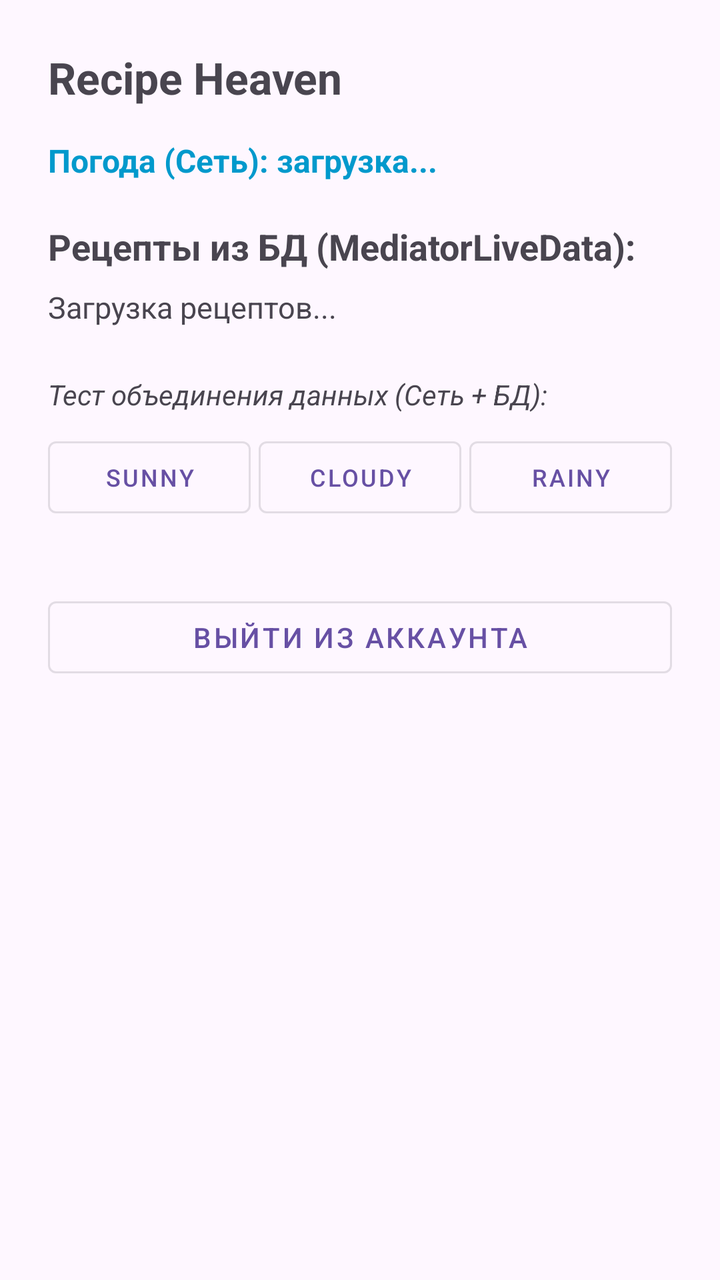
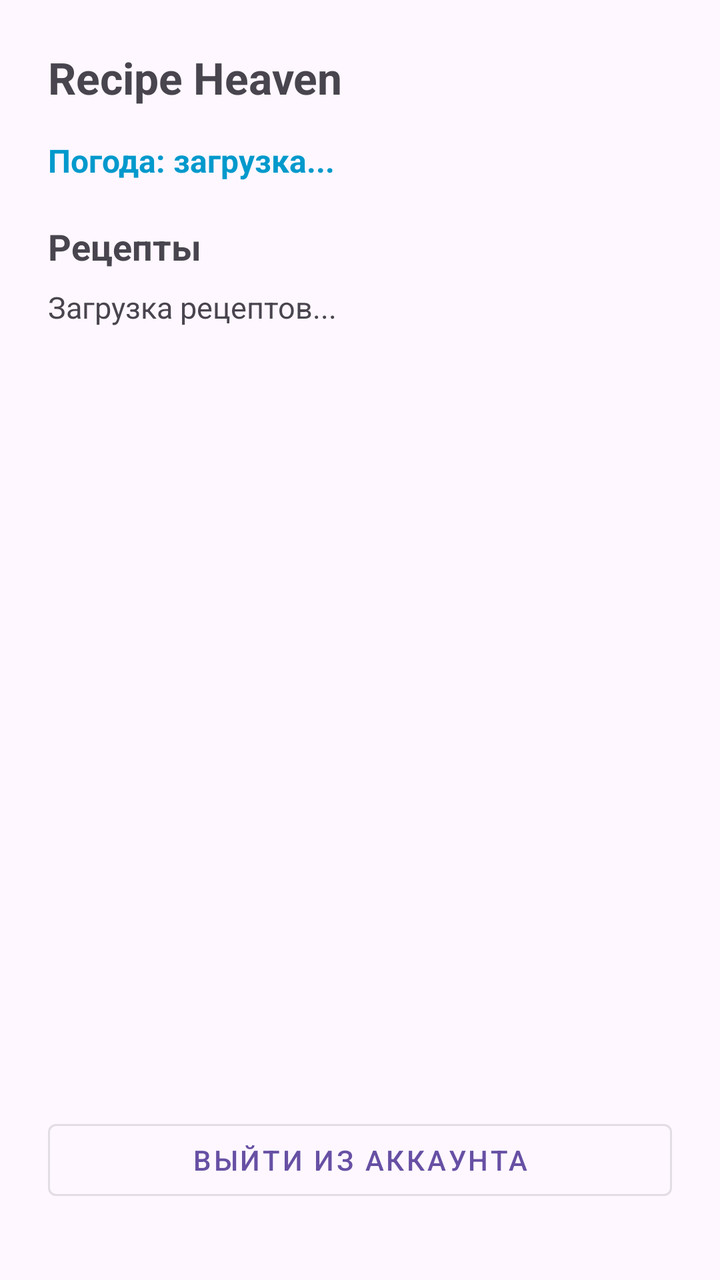

Two renders of the same Android screen: before a commit and after it. Below are the layout's source before the change and the commit's diff.
<!-- AndroidManifest.xml: application theme Theme.RecipeHeaven -->
<!-- res/layout/activity_main.xml -->
<?xml version="1.0" encoding="utf-8"?>
<ScrollView xmlns:android="http://schemas.android.com/apk/res/android"
    xmlns:app="http://schemas.android.com/apk/res-auto"
    xmlns:tools="http://schemas.android.com/tools"
    android:id="@+id/main"
    android:layout_width="match_parent"
    android:layout_height="match_parent"
    android:fillViewport="true">

    <androidx.constraintlayout.widget.ConstraintLayout
        android:layout_width="match_parent"
        android:layout_height="wrap_content"
        android:padding="24dp"
        tools:context=".presentation.MainActivity">

        <TextView
            android:id="@+id/tvWelcome"
            android:layout_width="wrap_content"
            android:layout_height="wrap_content"
            android:text="Recipe Heaven"
            android:textSize="22sp"
            android:textStyle="bold"
            app:layout_constraintStart_toStartOf="parent"
            app:layout_constraintTop_toTopOf="parent" />

        <TextView
            android:id="@+id/tvWeather"
            android:layout_width="0dp"
            android:layout_height="wrap_content"
            android:layout_marginTop="16dp"
            android:text="Погода (Сеть): загрузка..."
            android:textColor="@android:color/holo_blue_dark"
            android:textSize="16sp"
            android:textStyle="bold"
            app:layout_constraintEnd_toEndOf="parent"
            app:layout_constraintStart_toStartOf="parent"
            app:layout_constraintTop_toBottomOf="@id/tvWelcome" />

        <TextView
            android:id="@+id/tvRecipesTitle"
            android:layout_width="wrap_content"
            android:layout_height="wrap_content"
            android:layout_marginTop="20dp"
            android:text="Рецепты из БД (MediatorLiveData):"
            android:textSize="18sp"
            android:textStyle="bold"
            app:layout_constraintStart_toStartOf="parent"
            app:layout_constraintTop_toBottomOf="@id/tvWeather" />

        <TextView
            android:id="@+id/tvRecipes"
            android:layout_width="0dp"
            android:layout_height="wrap_content"
            android:layout_marginTop="8dp"
            android:lineSpacingExtra="4dp"
            android:text="Загрузка рецептов..."
            android:textSize="15sp"
            app:layout_constraintEnd_toEndOf="parent"
            app:layout_constraintStart_toStartOf="parent"
            app:layout_constraintTop_toBottomOf="@id/tvRecipesTitle" />

        <TextView
            android:id="@+id/tvFilterTitle"
            android:layout_width="wrap_content"
            android:layout_height="wrap_content"
            android:layout_marginTop="24dp"
            android:text="Тест объединения данных (Сеть + БД):"
            android:textSize="14sp"
            android:textStyle="italic"
            app:layout_constraintStart_toStartOf="parent"
            app:layout_constraintTop_toBottomOf="@id/tvRecipes" />

        <LinearLayout
            android:id="@+id/layoutWeatherButtons"
            android:layout_width="0dp"
            android:layout_height="wrap_content"
            android:layout_marginTop="8dp"
            android:orientation="horizontal"
            app:layout_constraintEnd_toEndOf="parent"
            app:layout_constraintStart_toStartOf="parent"
            app:layout_constraintTop_toBottomOf="@id/tvFilterTitle">

            <Button
                android:id="@+id/btnWeatherSunny"
                style="@style/Widget.MaterialComponents.Button.OutlinedButton"
                android:layout_width="0dp"
                android:layout_height="wrap_content"
                android:layout_marginEnd="4dp"
                android:layout_weight="1"
                android:text="Sunny"
                android:textSize="12sp" />

            <Button
                android:id="@+id/btnWeatherCloudy"
                style="@style/Widget.MaterialComponents.Button.OutlinedButton"
                android:layout_width="0dp"
                android:layout_height="wrap_content"
                android:layout_marginEnd="4dp"
                android:layout_weight="1"
                android:text="Cloudy"
                android:textSize="12sp" />

            <Button
                android:id="@+id/btnWeatherRainy"
                style="@style/Widget.MaterialComponents.Button.OutlinedButton"
                android:layout_width="0dp"
                android:layout_height="wrap_content"
                android:layout_weight="1"
                android:text="Rainy"
                android:textSize="12sp" />

        </LinearLayout>

        <Button
            android:id="@+id/btnLogout"
            style="@style/Widget.MaterialComponents.Button.OutlinedButton"
            android:layout_width="0dp"
            android:layout_height="wrap_content"
            android:layout_marginTop="32dp"
            android:text="Выйти из аккаунта"
            app:layout_constraintEnd_toEndOf="parent"
            app:layout_constraintStart_toStartOf="parent"
            app:layout_constraintTop_toBottomOf="@id/layoutWeatherButtons" />

    </androidx.constraintlayout.widget.ConstraintLayout>
</ScrollView>
<!-- resources referenced by this layout -->
<resources>
  <style name="Theme.RecipeHeaven" parent="Base.Theme.RecipeHeaven" />
  <style name="Base.Theme.RecipeHeaven" parent="Theme.Material3.DayNight.NoActionBar">
          
          
      </style>
</resources>

<!-- the commit's change to res/layout/activity_main.xml (unified diff, before → after) -->
@@ -28,7 +28,7 @@
             android:layout_width="0dp"
             android:layout_height="wrap_content"
             android:layout_marginTop="16dp"
-            android:text="Погода (Сеть): загрузка..."
+            android:text="Погода: загрузка..."
             android:textColor="@android:color/holo_blue_dark"
             android:textSize="16sp"
             android:textStyle="bold"
@@ -41,7 +41,7 @@
             android:layout_width="wrap_content"
             android:layout_height="wrap_content"
             android:layout_marginTop="20dp"
-            android:text="Рецепты из БД (MediatorLiveData):"
+            android:text="Рецепты"
             android:textSize="18sp"
             android:textStyle="bold"
             app:layout_constraintStart_toStartOf="parent"
@@ -59,68 +59,30 @@
             app:layout_constraintStart_toStartOf="parent"
             app:layout_constraintTop_toBottomOf="@id/tvRecipesTitle" />
 
-        <TextView
-            android:id="@+id/tvFilterTitle"
-            android:layout_width="wrap_content"
-            android:layout_height="wrap_content"
-            android:layout_marginTop="24dp"
-            android:text="Тест объединения данных (Сеть + БД):"
-            android:textSize="14sp"
-            android:textStyle="italic"
-            app:layout_constraintStart_toStartOf="parent"
-            app:layout_constraintTop_toBottomOf="@id/tvRecipes" />
-
-        <LinearLayout
-            android:id="@+id/layoutWeatherButtons"
+        <Button
+            android:id="@+id/btnLogin"
+            style="@style/Widget.MaterialComponents.Button.OutlinedButton"
             android:layout_width="0dp"
             android:layout_height="wrap_content"
-            android:layout_marginTop="8dp"
-            android:orientation="horizontal"
+            android:layout_marginBottom="12dp"
+            android:text="Авторизоваться"
+            android:visibility="gone"
+            app:layout_constraintBottom_toBottomOf="parent"
             app:layout_constraintEnd_toEndOf="parent"
-            app:layout_constraintStart_toStartOf="parent"
-            app:layout_constraintTop_toBottomOf="@id/tvFilterTitle">
-
-            <Button
-                android:id="@+id/btnWeatherSunny"
-                style="@style/Widget.MaterialComponents.Button.OutlinedButton"
-                android:layout_width="0dp"
-                android:layout_height="wrap_content"
-                android:layout_marginEnd="4dp"
-                android:layout_weight="1"
-                android:text="Sunny"
-                android:textSize="12sp" />
-
-            <Button
-                android:id="@+id/btnWeatherCloudy"
-                style="@style/Widget.MaterialComponents.Button.OutlinedButton"
-                android:layout_width="0dp"
-                android:layout_height="wrap_content"
-                android:layout_marginEnd="4dp"
-                android:layout_weight="1"
-                android:text="Cloudy"
-                android:textSize="12sp" />
-
-            <Button
-                android:id="@+id/btnWeatherRainy"
-                style="@style/Widget.MaterialComponents.Button.OutlinedButton"
-                android:layout_width="0dp"
-                android:layout_height="wrap_content"
-                android:layout_weight="1"
-                android:text="Rainy"
-                android:textSize="12sp" />
-
-        </LinearLayout>
+            app:layout_constraintHorizontal_bias="0.0"
+            app:layout_constraintStart_toStartOf="parent" />
 
         <Button
             android:id="@+id/btnLogout"
             style="@style/Widget.MaterialComponents.Button.OutlinedButton"
             android:layout_width="0dp"
             android:layout_height="wrap_content"
-            android:layout_marginTop="32dp"
+            android:layout_marginBottom="12dp"
             android:text="Выйти из аккаунта"
+            app:layout_constraintBottom_toBottomOf="parent"
             app:layout_constraintEnd_toEndOf="parent"
-            app:layout_constraintStart_toStartOf="parent"
-            app:layout_constraintTop_toBottomOf="@id/layoutWeatherButtons" />
+            app:layout_constraintHorizontal_bias="0.0"
+            app:layout_constraintStart_toStartOf="parent" />
 
     </androidx.constraintlayout.widget.ConstraintLayout>
 </ScrollView>
